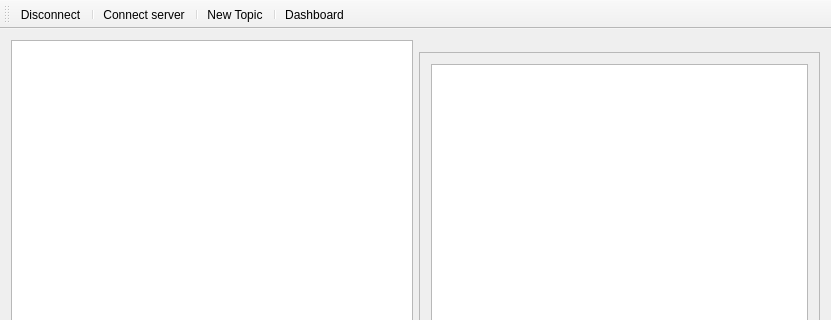
Old version of the form src/mainwindow.ui in the repository Keprt-Ondrej/VUT_ICP; both pictures show x 0 to 831 and y 0 to 320 of the 831 by 544 pixel window.
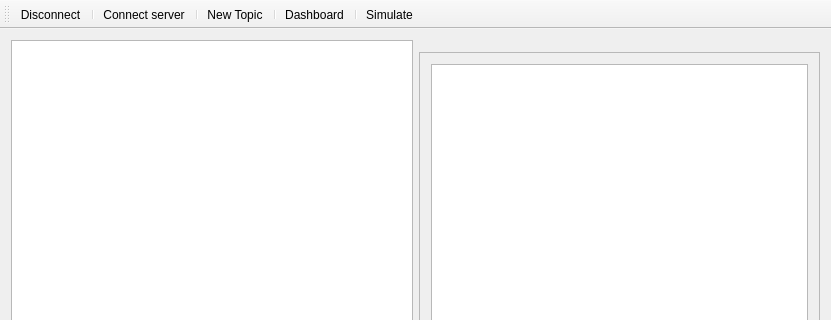
New version of the form.

Commit message: Simulate gombik

Patch:
```diff
--- a/src/mainwindow.ui
+++ b/src/mainwindow.ui
@@ -107,6 +107,8 @@
    <addaction name="actionNew_Topic"/>
    <addaction name="separator"/>
    <addaction name="actionDashboard"/>
+   <addaction name="separator"/>
+   <addaction name="actionSimulate"/>
   </widget>
   <action name="actionConnect_server">
    <property name="text">
@@ -131,6 +133,11 @@
     <string>Disconnect</string>
    </property>
   </action>
+  <action name="actionSimulate">
+   <property name="text">
+    <string>Simulate</string>
+   </property>
+  </action>
  </widget>
  <layoutdefault spacing="6" margin="11"/>
  <resources/>
```
The commit also changes 2 other files.
